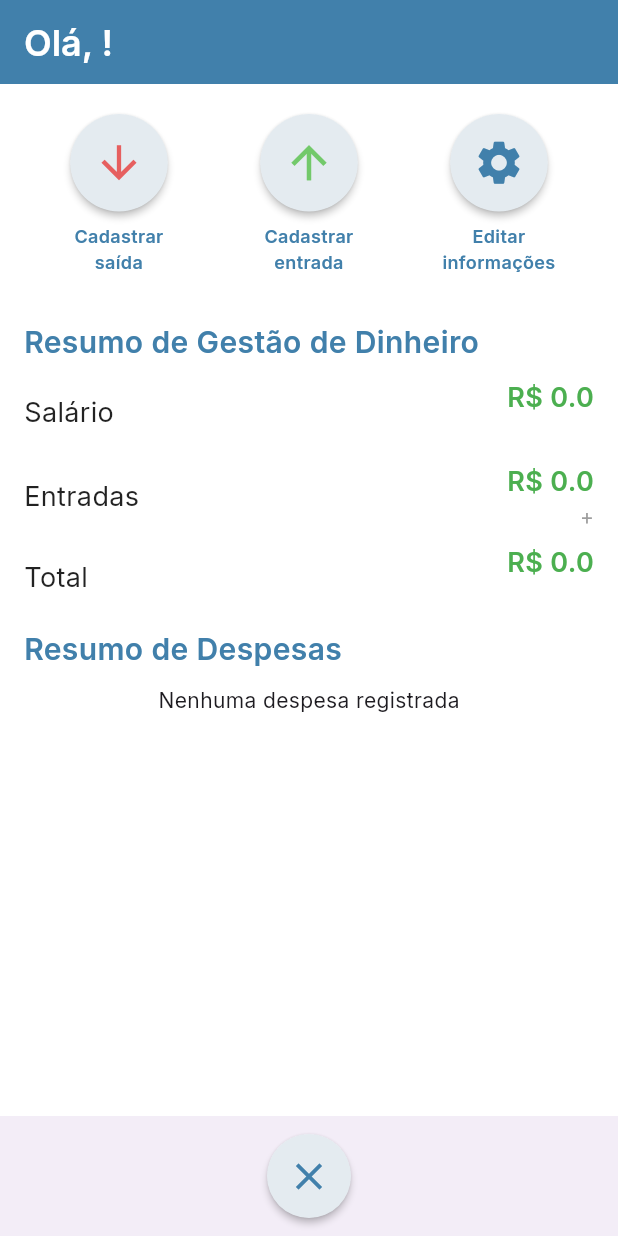
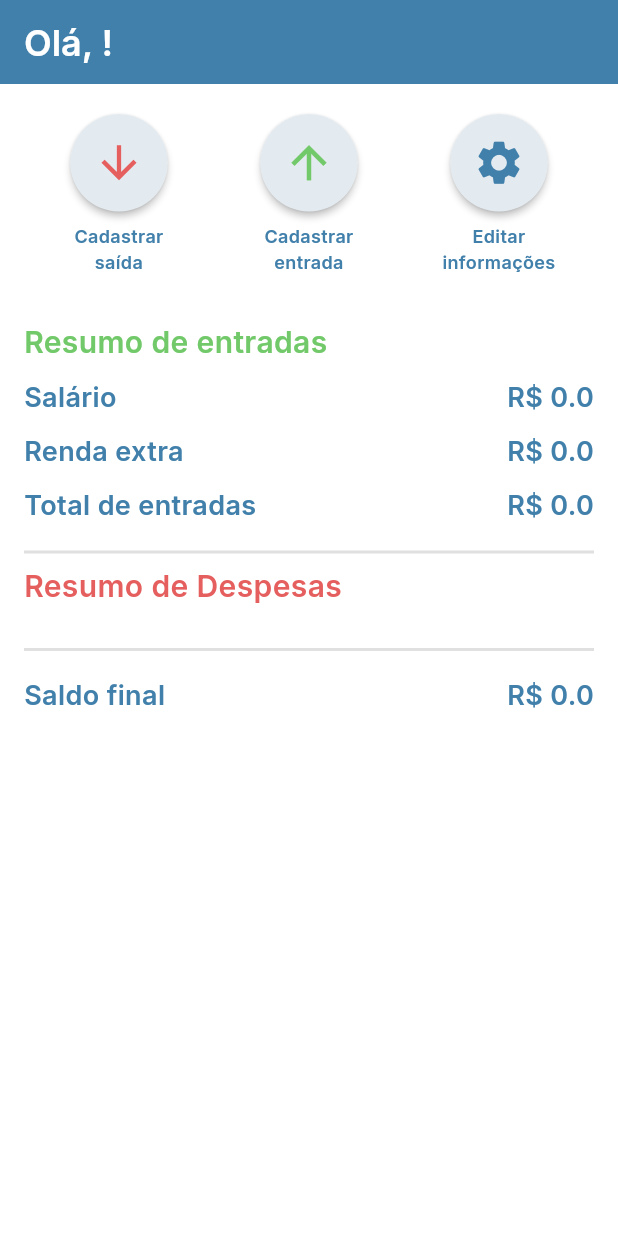
Before and after one commit to fxrnandes/app_cashflow, a Flutter app: the HomeScreen screen opened directly with empty values, on a phone screen of 412 x 824 dp. Run offline on Flutter 3.47's test engine with Material 3 defaults, Android fonts, the phone set to English and light mode, and no system bars; our stand-ins replace google_fonts, shared_preferences; accounts and stored records are empty.

Commit message:
styles and expense system

```diff
--- a/lib/screens/entry_screen.dart
+++ b/lib/screens/entry_screen.dart
@@ -127,7 +127,7 @@ class _EntryScreenState extends State<EntryScreen> {
                 ListTile(
                   title: const Text('Categoria 1'),
                   leading: Radio<String>(
-                    value: 'Categoria 1',
+                    value: 'Renda extra',
                     groupValue: selectedCategory,
                     onChanged: (value) {
                       setState(() {
--- a/lib/screens/home_screen.dart
+++ b/lib/screens/home_screen.dart
@@ -23,13 +23,17 @@ class _HomeScreenState extends State<HomeScreen> {
   double? salario;
   double? totalEntries;
   double? sumEntries;
+  double? totalExpenses;
+  double? netBalance;
+  Map<String, double> expensesByCategory = {};
 
   @override
   void initState() {
     super.initState();
     carregarNomeAsync();
-    carregarSalario(); // Carrega o nome salvo assim que a tela é iniciada
+    carregarSalario();
     _loadTotalEntries();
+    _loadExpensesByCategory(); // Carrega despesas separadas por categoria
   }
 
   Future<void> carregarSalario() async {
@@ -57,10 +61,40 @@ class _HomeScreenState extends State<HomeScreen> {
     _calculateSum(); // Recalcula a soma sempre que as entradas são carregadas
   }
 
+  Future<void> _loadExpensesByCategory() async {
+    final prefs = await SharedPreferences.getInstance();
+    final expenses = prefs.getString('expenses') ?? '{}';
+    final expenseMap = jsonDecode(expenses) as Map<String, dynamic>;
+
+    double sumExpenses = 0.0;
+    Map<String, double> categoryExpenses = {};
+
+    expenseMap.forEach((category, value) {
+      final expenseValue = double.tryParse(value.toString()) ?? 0.0;
+      categoryExpenses[category] = expenseValue;
+      sumExpenses += expenseValue;
+    });
+
+    setState(() {
+      totalExpenses = sumExpenses;
+      expensesByCategory = categoryExpenses; // Armazena despesas separadas por categoria
+    });
+
+    _calculateNetBalance(); // Atualiza o saldo final ao carregar as despesas
+  }
+
   // Função que calcula a soma das entradas e o salário
   void _calculateSum() {
     setState(() {
       sumEntries = (salario ?? 0) + (totalEntries ?? 0);
+    });
+    _calculateNetBalance(); // Recalcula o saldo final quando as entradas são atualizadas
+  }
+
+  // Função que calcula o saldo final subtraindo as despesas das entradas
+  void _calculateNetBalance() {
+    setState(() {
+      netBalance = (sumEntries ?? 0) - (totalExpenses ?? 0);
     });
   }
 
@@ -181,124 +215,133 @@ class _HomeScreenState extends State<HomeScreen> {
                 ),
               ],
             ),
-            const SizedBox(height: 30),
             // Resumo de gestão de dinheiro
             Expanded(
               child: Column(
                 crossAxisAlignment: CrossAxisAlignment.start,
                 children: [
+                  const SizedBox(height: 30),
                   Text(
-                    'Resumo de Gestão de Dinheiro',
+                    'Resumo de entradas',
                     style: GoogleFonts.inter(
                       fontSize: 20,
                       fontWeight: FontWeight.w600,
-                      color: const Color(0xFF4180AB),
+                      color: const Color(0xFF72C96A),
                     ),
                   ),
                   const SizedBox(height: 10),
                   _buildMoneySummary('Salário', 'R\$ $salario', ''),
                   const SizedBox(height: 10),
-                  _buildMoneySummary('Entradas', 'R\$ $totalEntries', '+'),
-                  const SizedBox(height: 8),
-                  _buildMoneySummary('Total', 'R\$ $sumEntries', ''),
+                  _buildMoneySummary('Renda extra', 'R\$ $totalEntries', ''),
                   const SizedBox(height: 10),
+                  _buildMoneySummary('Total de entradas', 'R\$ $sumEntries', ''),
+                  const SizedBox(height: 10),
+                  Divider(
+                    color: Colors.grey[300],
+                    thickness: 2,
+                  ),
                   Text(
                     'Resumo de Despesas',
                     style: GoogleFonts.inter(
                       fontSize: 20,
                       fontWeight: FontWeight.w600,
-                      color: const Color(0xFF4180AB),
+                      color: const Color(0xFFE65F5F),
                     ),
                   ),
                   const SizedBox(height: 10),
-                  FutureBuilder(
-                    future: SharedPreferences.getInstance(),
-                    builder: (context, snapshot) {
-                      if (snapshot.hasData) {
-                        final prefs = snapshot.data;
-                        final expenses = prefs?.getString('expenses');
-                        final expenseMap = expenses != null ? jsonDecode(expenses) : {};
-
-                        if (expenseMap.isEmpty) {
-                          return const Center(
-                            child: Text('Nenhuma despesa registrada'),
-                          );
-                        } else {
-                          return Column(
-                            children: expenseMap.entries.map<Widget>((entry) {
-                              return ListTile(
-                                title: Text(entry.key),
-                                trailing: Text('R\$ ${entry.value}'),
+                  // Exibe as despesas por categoria
+                  ...expensesByCategory.entries.map((entry) {
+                    return _buildMoneySummary(
+                      entry.key, // Categoria
+                      'R\$ ${entry.value.toStringAsFixed(2)}', // Valor
+                      '',
                     );
                   }).toList(),
-                          );
-                        }
-                      } else {
-                        return const Center(
-                          child: CircularProgressIndicator(),
-                        );
-                      }
-                    },
+                  const SizedBox(height: 10),
+                  Divider(
+                    color: Colors.grey[300],
+                    thickness: 2,
                   ),
+                  const SizedBox(height: 10),
+                  _buildMoneySummary('Saldo final', 'R\$ $netBalance', ''),
                 ],
               ),
             ),
+            const SizedBox(height: 20),
           ],
-        ),
-      ),
-      bottomNavigationBar: BottomAppBar(
-        child: RawMaterialButton(
-          elevation: 2.0,
-          fillColor: const Color(0xFFE4EBF0),
-          padding: const EdgeInsets.all(12.5),
-          shape: const CircleBorder(),
-          child: const Icon(
-            Icons.clear,
-            size: 30.0,
-            color: Color(0xFF4180AB),
-          ),
-          onPressed: () {
-            limparSharedPreferences();
-            Navigator.pushNamed(context, '/');
-          },
         ),
       ),
     );
   }
 
-  // Função para construir o resumo de entradas e saídas
-  Widget _buildMoneySummary(String category, String amount, String description) {
+  // Método para exibir o resumo das finanças
+  Widget _buildMoneySummary(String title, String value, String subtitle) {
     return Row(
       mainAxisAlignment: MainAxisAlignment.spaceBetween,
       children: [
-        Text(
-          category,
-          style: GoogleFonts.inter(
-            fontSize: 18,
-            color: Colors.black87,
-          ),
-        ),
         Column(
-          crossAxisAlignment: CrossAxisAlignment.end,
+          crossAxisAlignment: CrossAxisAlignment.start,
           children: [
             Text(
-              amount,
+              title,
               style: GoogleFonts.inter(
                 fontSize: 18,
                 fontWeight: FontWeight.w600,
-                color: amount.contains('-') ? Colors.red : Colors.green,
+                color: const Color(0xFF4180AB),
               ),
             ),
+            if (subtitle.isNotEmpty)
               Text(
-              description,
+                subtitle,
                 style: GoogleFonts.inter(
                   fontSize: 14,
-                color: Colors.grey,
+                  color: Colors.grey[600],
                 ),
               ),
           ],
+        ),
+        Text(
+          value,
+          style: GoogleFonts.inter(
+            fontSize: 18,
+            fontWeight: FontWeight.w600,
+            color: const Color(0xFF4180AB),
+          ),
         ),
       ],
     );
   }
 }
+
+// Exemplo de widget para botões circulares
+class CircularButton extends StatelessWidget {
+  final IconData icon;
+  final String label;
+
+  const CircularButton({Key? key, required this.icon, required this.label}) : super(key: key);
+
+  @override
+  Widget build(BuildContext context) {
+    return Padding(
+      padding: const EdgeInsets.symmetric(horizontal: 10.0),
+      child: Column(
+        children: [
+          CircleAvatar(
+            radius: 30,
+            backgroundColor: const Color(0xFF4180AB),
+            child: Icon(icon, color: Colors.white, size: 30),
+          ),
+          const SizedBox(height: 5),
+          Text(
+            label,
+            style: GoogleFonts.inter(
+              fontSize: 14,
+              color: Colors.black,
+              fontWeight: FontWeight.w500,
+            ),
+          ),
+        ],
+      ),
+    );
+  }
+}
--- a/lib/screens/name_input_screen.dart
+++ b/lib/screens/name_input_screen.dart
@@ -16,7 +16,6 @@ class NameInputScreenState extends State<NameInputScreen> {
   Future<void> salvarNome() async {
     final prefs = await SharedPreferences.getInstance();
     await prefs.setString('userName', userName);
-    print('Nome salvo: $userName'); // Apenas para ver no console que o nome foi salvo
   }
 
   @override
```
Lines whose indentation alone changed are shown as unchanged.
